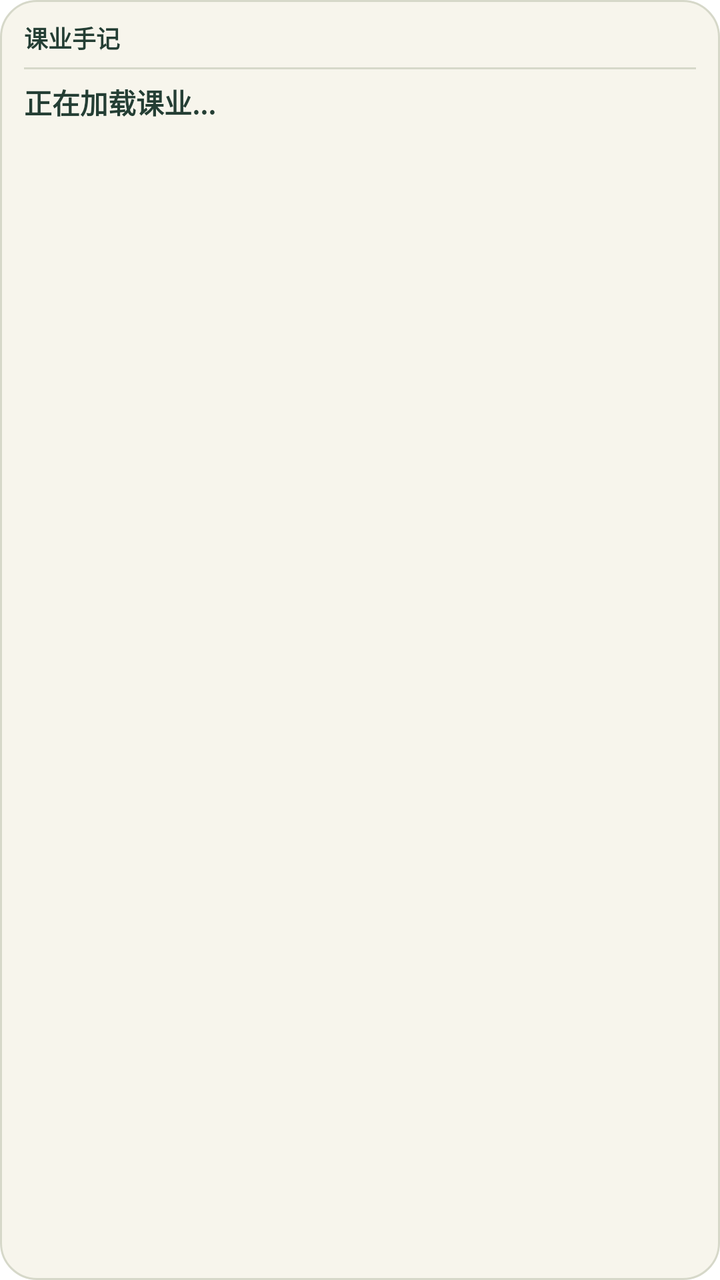
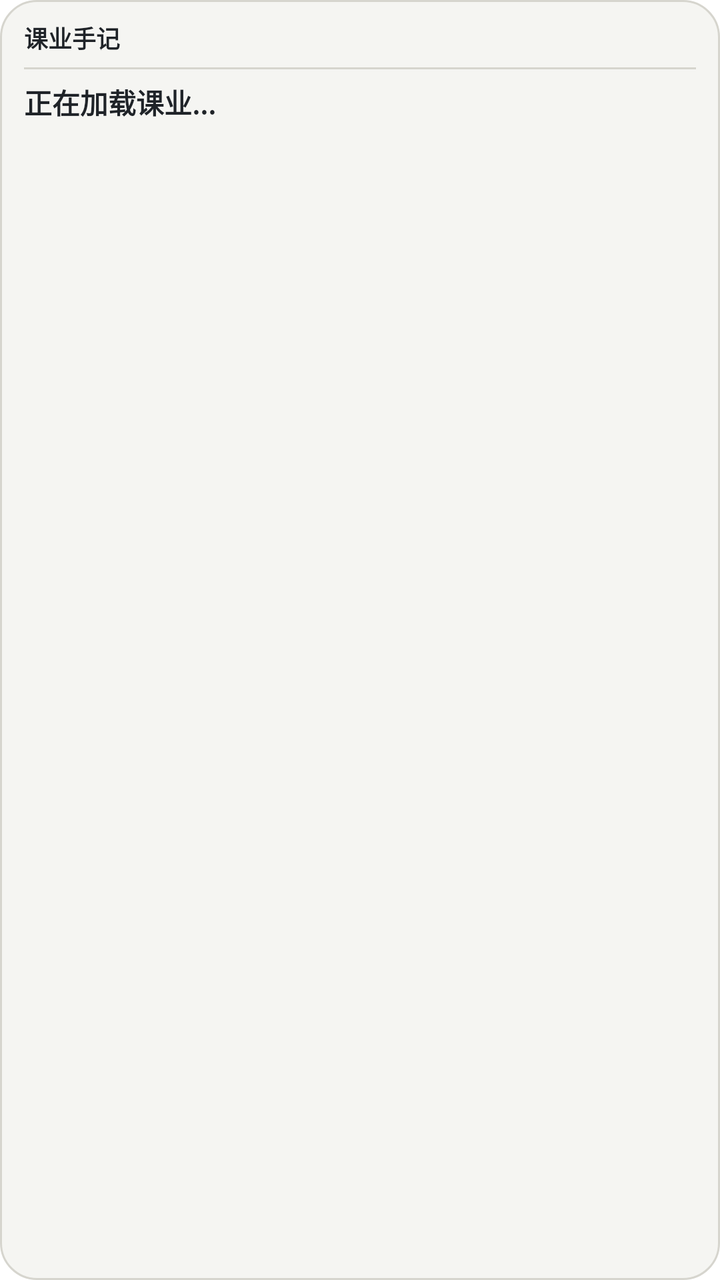

Two renders of the same Android screen: before a commit and after it. Below are the layout's source before the change and the commit's diff.
<!-- AndroidManifest.xml: fallback theme Theme.MaterialComponents.DayNight.NoActionBar -->
<!-- res/layout/assignment_widget.xml -->
<?xml version="1.0" encoding="utf-8"?>
<LinearLayout xmlns:android="http://schemas.android.com/apk/res/android"
    android:id="@+id/assignment_widget_root"
    android:layout_width="match_parent"
    android:layout_height="match_parent"
    android:background="@drawable/assignment_widget_background"
    android:orientation="vertical"
    android:paddingLeft="12dp"
    android:paddingTop="10dp"
    android:paddingRight="12dp"
    android:paddingBottom="10dp">

    <LinearLayout
        android:id="@+id/widget_header_row"
        android:layout_width="match_parent"
        android:layout_height="wrap_content"
        android:gravity="center_vertical"
        android:orientation="horizontal"
        android:paddingBottom="6dp">

        <TextView
            android:id="@+id/widget_header"
            android:layout_width="0dp"
            android:layout_height="wrap_content"
            android:layout_weight="1"
            android:ellipsize="end"
            android:maxLines="1"
            android:text="课业手记"
            android:textColor="@color/widget_ink"
            android:textSize="12sp"
            android:textStyle="bold" />

        <TextView
            android:id="@+id/widget_updated_at"
            android:layout_width="wrap_content"
            android:layout_height="wrap_content"
            android:layout_marginStart="8dp"
            android:ellipsize="end"
            android:maxLines="1"
            android:textColor="@color/widget_muted"
            android:textSize="11sp" />
    </LinearLayout>

    <FrameLayout
        android:layout_width="match_parent"
        android:layout_height="1dp"
        android:background="@color/widget_border" />

    <LinearLayout
        android:id="@+id/assignment_row_1"
        android:layout_width="match_parent"
        android:layout_height="wrap_content"
        android:orientation="vertical"
        android:paddingTop="6dp"
        android:paddingBottom="4dp">

        <TextView
            android:id="@+id/assignment_title_1"
            android:layout_width="match_parent"
            android:layout_height="wrap_content"
            android:ellipsize="end"
            android:maxLines="1"
            android:text="正在加载课业..."
            android:textColor="@color/widget_ink"
            android:textSize="14sp"
            android:textStyle="bold" />

        <TextView
            android:id="@+id/assignment_meta_1"
            android:layout_width="match_parent"
            android:layout_height="wrap_content"
            android:layout_marginTop="1dp"
            android:ellipsize="end"
            android:maxLines="1"
            android:textColor="@color/widget_muted"
            android:textSize="11sp" />
    </LinearLayout>

    <LinearLayout
        android:id="@+id/assignment_row_2"
        android:layout_width="match_parent"
        android:layout_height="wrap_content"
        android:orientation="vertical"
        android:paddingBottom="4dp"
        android:visibility="gone">

        <FrameLayout
            android:layout_width="match_parent"
            android:layout_height="1dp"
            android:layout_marginBottom="4dp"
            android:background="@color/widget_divider" />

        <TextView
            android:id="@+id/assignment_title_2"
            android:layout_width="match_parent"
            android:layout_height="wrap_content"
            android:ellipsize="end"
            android:maxLines="1"
            android:textColor="@color/widget_ink"
            android:textSize="14sp"
            android:textStyle="bold" />

        <TextView
            android:id="@+id/assignment_meta_2"
            android:layout_width="match_parent"
            android:layout_height="wrap_content"
            android:layout_marginTop="1dp"
            android:ellipsize="end"
            android:maxLines="1"
            android:textColor="@color/widget_muted"
            android:textSize="11sp" />
    </LinearLayout>

    <TextView
        android:id="@+id/widget_footer"
        android:layout_width="match_parent"
        android:layout_height="wrap_content"
        android:layout_marginTop="2dp"
        android:ellipsize="end"
        android:maxLines="1"
        android:textColor="@color/widget_muted"
        android:textSize="11sp"
        android:visibility="gone" />
</LinearLayout>
<!-- resources referenced by this layout -->
<resources>
  <color name="widget_border">#D6D8C9</color>
  <color name="widget_divider">#E6E7DC</color>
  <color name="widget_ink">#243E34</color>
  <color name="widget_muted">#53645A</color>
  <!-- drawable assignment_widget_background (drawable) -->
  <?xml version="1.0" encoding="utf-8"?>
  <shape xmlns:android="http://schemas.android.com/apk/res/android">
      <solid android:color="@color/widget_surface" />
      <corners android:radius="18dp" />
      <stroke android:width="1dp" android:color="@color/widget_border" />
  </shape>
  <color name="widget_surface">#F7F5EC</color>
</resources>

<!-- the commit's change to res/layout/assignment_widget.xml (unified diff, before → after) -->
@@ -24,6 +24,7 @@
             android:layout_height="wrap_content"
             android:layout_weight="1"
             android:ellipsize="end"
+            android:fontFeatureSettings="tnum"
             android:maxLines="1"
             android:text="课业手记"
             android:textColor="@color/widget_ink"
@@ -36,6 +37,7 @@
             android:layout_height="wrap_content"
             android:layout_marginStart="8dp"
             android:ellipsize="end"
+            android:fontFeatureSettings="tnum"
             android:maxLines="1"
             android:textColor="@color/widget_muted"
             android:textSize="11sp" />
@@ -71,6 +73,7 @@
             android:layout_height="wrap_content"
             android:layout_marginTop="1dp"
             android:ellipsize="end"
+            android:fontFeatureSettings="tnum"
             android:maxLines="1"
             android:textColor="@color/widget_muted"
             android:textSize="11sp" />
@@ -106,6 +109,7 @@
             android:layout_height="wrap_content"
             android:layout_marginTop="1dp"
             android:ellipsize="end"
+            android:fontFeatureSettings="tnum"
             android:maxLines="1"
             android:textColor="@color/widget_muted"
             android:textSize="11sp" />
@@ -117,6 +121,7 @@
         android:layout_height="wrap_content"
         android:layout_marginTop="2dp"
         android:ellipsize="end"
+        android:fontFeatureSettings="tnum"
         android:maxLines="1"
         android:textColor="@color/widget_muted"
         android:textSize="11sp"
<!-- resource entries referenced after the edit -->
@@ -1,9 +1,9 @@
 <!-- resources referenced by this layout -->
 <resources>
-  <color name="widget_border">#D6D8C9</color>
-  <color name="widget_divider">#E6E7DC</color>
-  <color name="widget_ink">#243E34</color>
-  <color name="widget_muted">#53645A</color>
+  <color name="widget_border">#D6D5CE</color>
+  <color name="widget_divider">#ECEBE6</color>
+  <color name="widget_ink">#1F2328</color>
+  <color name="widget_muted">#4E545C</color>
   <!-- drawable assignment_widget_background (drawable) -->
   <?xml version="1.0" encoding="utf-8"?>
   <shape xmlns:android="http://schemas.android.com/apk/res/android">
@@ -11,6 +11,6 @@
       <corners android:radius="18dp" />
       <stroke android:width="1dp" android:color="@color/widget_border" />
   </shape>
-  <color name="widget_surface">#F7F5EC</color>
+  <color name="widget_surface">#F5F5F2</color>
 </resources>
 
